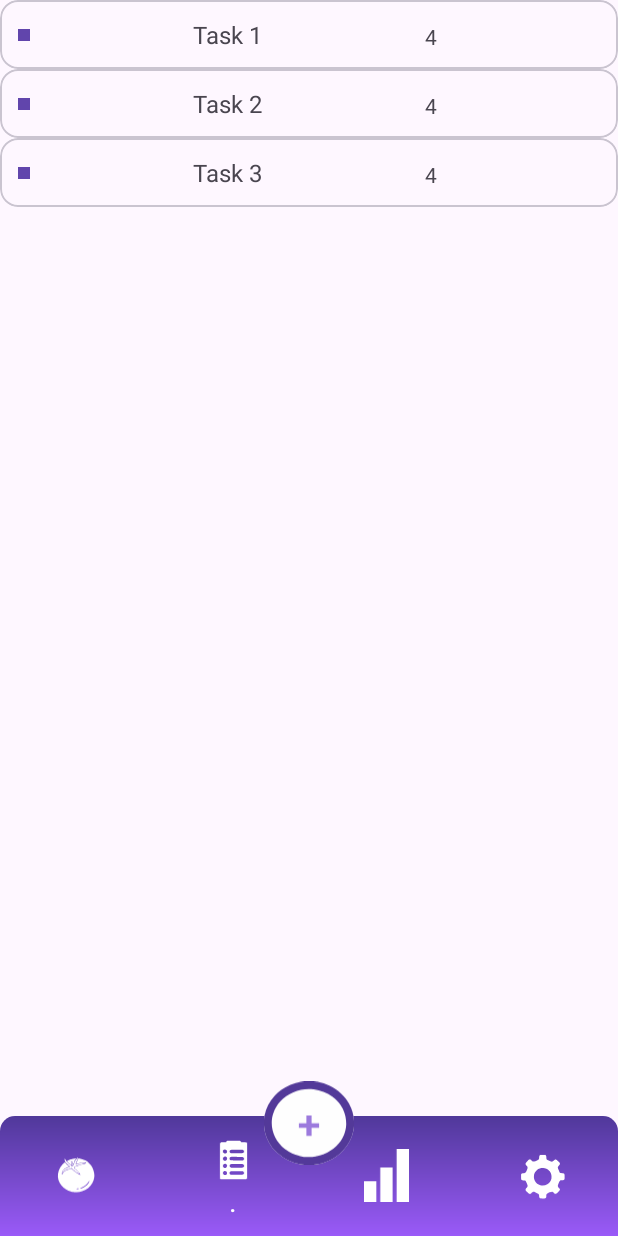
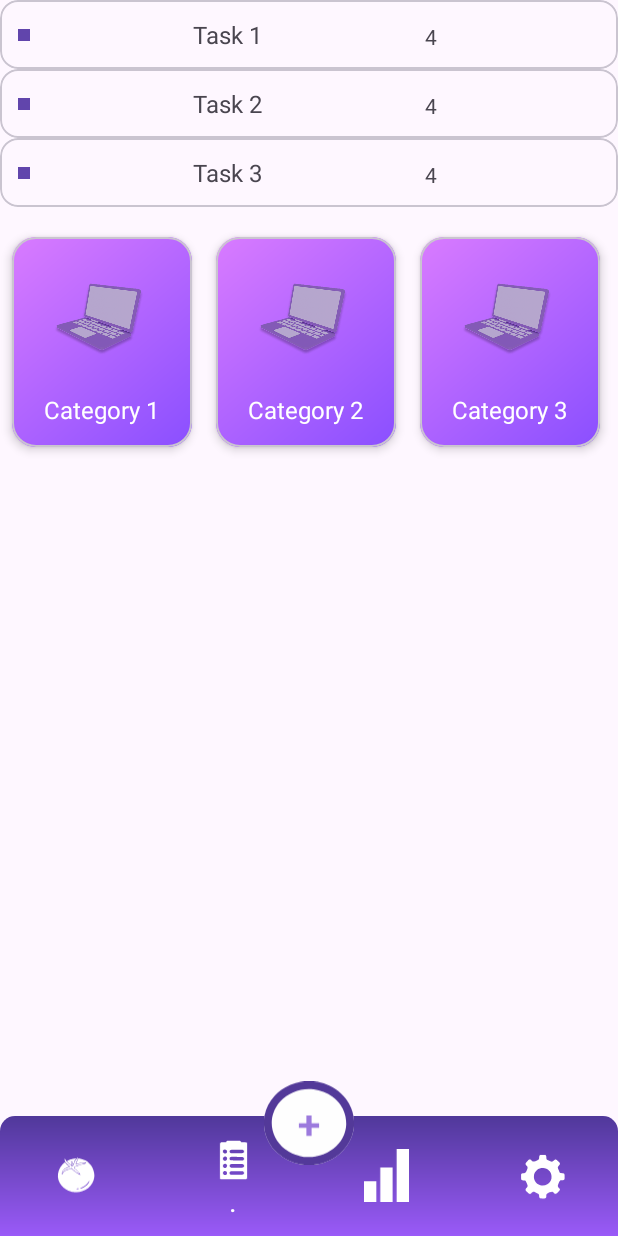
Before and after one commit to ScarlettRed6/pomodoro-timer, an Android app: the TaskFragment screen opened through its navigation route, on a phone screen of 412 x 824 dp. Run offline under Robolectric (Android 15) with nearby library versions, the phone set to English and light mode, and no system bars; our stand-ins replace data binding, navigation-ui.

Commit message:
Modified: TaskFragment,TaskAdapter,TaskViewModel,fragment_task, Feat: view Category list

```diff
--- /dev/null
+++ b/app/src/main/java/com/example/pomodoro_timer/model/CategoryModel.java
@@ -0,0 +1,32 @@
+package com.example.pomodoro_timer.model;
+
+public class CategoryModel {
+
+    //Fields
+    private String categoryTitle;
+    private String icon;
+
+    //Constructor
+    public CategoryModel(String categoryTitle, String icon){
+        this.categoryTitle = categoryTitle;
+        this.icon = icon;
+    }
+
+    //Getters and Setters
+    public String getCategoryTitle(){
+        return categoryTitle;
+    }
+
+    public String getIcon(){
+        return icon;
+    }
+
+    public void setCategoryTitle(String categoryTitle){
+        this.categoryTitle = categoryTitle;
+    }
+
+    public void setIcon(String icon){
+        this.icon = icon;
+    }
+
+}
--- a/app/src/main/java/com/example/pomodoro_timer/ui/fragments/TaskFragment.java
+++ b/app/src/main/java/com/example/pomodoro_timer/ui/fragments/TaskFragment.java
@@ -29,13 +29,16 @@ public class TaskFragment extends Fragment {
         binding.setTaskVM(taskVM);
         binding.setLifecycleOwner(this);
 
+        //Initialize tasks and categories, it populates the lists
         taskVM.initializeTasks();
+        taskVM.initializeCategories();
 
-        //If you want horizontal scroll
-        //binding.taskRecyclerViewId.setLayoutManager(new LinearLayoutManager(getContext(), LinearLayoutManager.HORIZONTAL, false));
-
+        //For task recycler view
         binding.taskRecyclerViewId.setLayoutManager(new LinearLayoutManager(getContext()));
         binding.taskRecyclerViewId.setAdapter(taskVM.getAdapter());
+        //For category recycler view
+        binding.categoryRecyclerViewId.setLayoutManager(new LinearLayoutManager(getContext(), LinearLayoutManager.HORIZONTAL, false));
+        binding.categoryRecyclerViewId.setAdapter(taskVM.getCategoryAdapter());
 
         return binding.getRoot();
     }
--- /dev/null
+++ b/app/src/main/java/com/example/pomodoro_timer/utils/adapter/CategoryAdapter.java
@@ -0,0 +1,57 @@
+package com.example.pomodoro_timer.utils.adapter;
+
+import android.util.Log;
+import android.view.LayoutInflater;
+import android.view.ViewGroup;
+
+import androidx.annotation.NonNull;
+import androidx.recyclerview.widget.RecyclerView;
+
+import com.example.pomodoro_timer.databinding.ItemCategoryBinding;
+import com.example.pomodoro_timer.model.CategoryModel;
+
+import java.util.ArrayList;
+import java.util.List;
+
+public class CategoryAdapter extends RecyclerView.Adapter<CategoryAdapter.CategoryViewHolder> {
+
+    //Fields
+    private List<CategoryModel> categoryList = new ArrayList<>();
+
+    public void setCategoryList(List<CategoryModel> categories){
+        this.categoryList = categories;
+        //Log.d("CategoryAdapter", "TEST SET CATEGORY LIST!");
+    }
+
+    @NonNull
+    @Override
+    public CategoryViewHolder onCreateViewHolder(@NonNull ViewGroup parent, int viewType) {
+        ItemCategoryBinding binding = ItemCategoryBinding.inflate(LayoutInflater.from(parent.getContext()), parent, false);
+        return new CategoryViewHolder(binding);
+    }
+
+    @Override
+    public void onBindViewHolder(@NonNull CategoryViewHolder holder, int position) {
+        holder.bind(categoryList.get(position));
+    }
+
+    @Override
+    public int getItemCount() {
+        return categoryList.size();
+    }
+
+    public static class CategoryViewHolder extends RecyclerView.ViewHolder{
+        private ItemCategoryBinding binding;
+
+        public CategoryViewHolder(ItemCategoryBinding binding){
+            super(binding.getRoot());
+            this.binding = binding;
+        }
+
+        public void bind(CategoryModel category){
+            binding.setCategoryModel(category);
+            binding.executePendingBindings();
+        }
+    }//End of setCategoryList method
+
+}
--- a/app/src/main/java/com/example/pomodoro_timer/utils/adapter/TaskAdapter.java
+++ b/app/src/main/java/com/example/pomodoro_timer/utils/adapter/TaskAdapter.java
@@ -15,7 +15,8 @@ import java.util.List;
 
 public class TaskAdapter extends RecyclerView.Adapter<TaskAdapter.TaskViewHolder> {
 
-   private List<TaskModel> taskList;
+    //Fields
+   private List<TaskModel> taskList = new ArrayList<>();
 
    //This sets the list
    public void setTasks(List<TaskModel> tasks){
--- a/app/src/main/java/com/example/pomodoro_timer/viewmodels/TaskViewModel.java
+++ b/app/src/main/java/com/example/pomodoro_timer/viewmodels/TaskViewModel.java
@@ -6,7 +6,9 @@ import androidx.lifecycle.LiveData;
 import androidx.lifecycle.MutableLiveData;
 import androidx.lifecycle.ViewModel;
 
+import com.example.pomodoro_timer.model.CategoryModel;
 import com.example.pomodoro_timer.model.TaskModel;
+import com.example.pomodoro_timer.utils.adapter.CategoryAdapter;
 import com.example.pomodoro_timer.utils.adapter.TaskAdapter;
 
 import java.util.ArrayList;
@@ -16,8 +18,11 @@ public class TaskViewModel extends ViewModel {
 
     //Fields
     private List<TaskModel> testTasks;
+    private List<CategoryModel> testCategories;
+    private CategoryAdapter categoryAdapter = new CategoryAdapter();
     private TaskAdapter adapter = new TaskAdapter();
     private MutableLiveData<List<TaskModel>> taskList = new MutableLiveData<>(new ArrayList<>());
+    private MutableLiveData<List<CategoryModel>> categoryList = new MutableLiveData<>(new ArrayList<>());
 
     //Getters and Setters
     public LiveData<List<TaskModel>> getTaskList(){
@@ -25,6 +30,12 @@ public class TaskViewModel extends ViewModel {
     }
     public TaskAdapter getAdapter(){
         return adapter;
+    }
+    public LiveData<List<CategoryModel>> getCategoryList(){
+        return categoryList;
+    }
+    public CategoryAdapter getCategoryAdapter(){
+        return categoryAdapter;
     }
 
     //THIS IS FOR TESTING PURPOSES ONLY
@@ -40,6 +51,15 @@ public class TaskViewModel extends ViewModel {
 
         Log.d("TaskViewModel", "TEST INITIALIZE TASK!");
     }
+    public void initializeCategories(){
+        testCategories = new ArrayList<>();
+        testCategories.add(new CategoryModel("Category 1", "Category Icon 1"));
+        testCategories.add(new CategoryModel("Category 2", "Category Icon 2"));
+        testCategories.add(new CategoryModel("Category 3", "Category Icon 3"));
+
+        categoryList.setValue(testCategories);
+        categoryAdapter.setCategoryList(testCategories);
+    }
 
     public void addTask(TaskModel task){
         testTasks.add(task);
@@ -47,4 +67,10 @@ public class TaskViewModel extends ViewModel {
         adapter.setTasks(testTasks);
     }
 
+    public void addCategory(CategoryModel category){
+        testCategories.add(category);
+        categoryList.setValue(testCategories);
+        categoryAdapter.setCategoryList(testCategories);
+    }
+
 }
--- /dev/null
+++ b/app/src/main/res/drawable/background_gradient_purple.xml
@@ -0,0 +1,8 @@
+<?xml version="1.0" encoding="utf-8"?>
+<shape xmlns:android="http://schemas.android.com/apk/res/android">
+    <gradient
+        android:type="linear"
+        android:angle="135"
+        android:startColor="#8A4FFF"
+        android:endColor="#D97BFF" />
+</shape>
--- a/app/src/main/res/layout/fragment_task.xml
+++ b/app/src/main/res/layout/fragment_task.xml
@@ -14,11 +14,18 @@
         <androidx.recyclerview.widget.RecyclerView
             android:id="@+id/task_recycler_view_id"
             android:layout_width="match_parent"
-            android:layout_height="0dp"
+            android:layout_height="150dp"
             app:layout_constraintStart_toStartOf="parent"
             app:layout_constraintEnd_toEndOf="parent"
-            app:layout_constraintTop_toTopOf="parent"
-            app:layout_constraintBottom_toBottomOf="parent" />
+            app:layout_constraintTop_toTopOf="parent" />
+
+        <androidx.recyclerview.widget.RecyclerView
+            android:id="@+id/category_recycler_view_id"
+            android:layout_width="match_parent"
+            android:layout_height="180dp"
+            app:layout_constraintStart_toStartOf="parent"
+            app:layout_constraintEnd_toEndOf="parent"
+            app:layout_constraintTop_toBottomOf="@+id/task_recycler_view_id"/>
 
     </androidx.constraintlayout.widget.ConstraintLayout>
 
--- /dev/null
+++ b/app/src/main/res/layout/item_category.xml
@@ -0,0 +1,52 @@
+<?xml version="1.0" encoding="utf-8"?>
+<layout xmlns:android="http://schemas.android.com/apk/res/android"
+    xmlns:app="http://schemas.android.com/apk/res-auto">
+
+    <data>
+        <variable
+            name="categoryModel"
+            type="com.example.pomodoro_timer.model.CategoryModel" />
+    </data>
+
+    <com.google.android.material.card.MaterialCardView
+        android:layout_width="120dp"
+        android:layout_height="140dp"
+        android:layout_margin="8dp"
+        app:cardCornerRadius="16dp"
+        app:cardElevation="4dp">
+
+
+        <androidx.constraintlayout.widget.ConstraintLayout
+            android:layout_width="match_parent"
+            android:layout_height="match_parent"
+            android:background="@drawable/background_gradient_purple">
+
+            <ImageView
+                android:id="@+id/category_icon_id"
+                android:layout_width="80dp"
+                android:layout_height="80dp"
+                android:layout_marginTop="16dp"
+                android:src="@drawable/ic_category_laptop"
+                android:contentDescription="@string/category_icon"
+                app:layout_constraintTop_toTopOf="parent"
+                app:layout_constraintStart_toStartOf="parent"
+                app:layout_constraintEnd_toEndOf="parent" />
+
+            <TextView
+                android:id="@+id/category_title_id"
+                android:layout_width="wrap_content"
+                android:layout_height="wrap_content"
+                android:layout_marginTop="8dp"
+                android:text="@{categoryModel.categoryTitle}"
+                android:textColor="@android:color/white"
+                android:textSize="16sp"
+                app:layout_constraintTop_toBottomOf="@+id/category_icon_id"
+                app:layout_constraintStart_toStartOf="parent"
+                app:layout_constraintEnd_toEndOf="parent" />
+
+        </androidx.constraintlayout.widget.ConstraintLayout>
+
+    </com.google.android.material.card.MaterialCardView>
+
+
+</layout>
--- a/app/src/main/res/values/strings.xml
+++ b/app/src/main/res/values/strings.xml
@@ -31,5 +31,6 @@
     <!-- Image views or others content descriptions -->
     <string name="start_resume_pause_btn">Start or Resume or Pause button</string>
     <string name="add_task_category_btn">Add task or category button</string>
+    <string name="category_icon">Category icon</string>
 
 </resources>
```
Also changed, not shown: app/src/main/res/drawable/ic_category_laptop.png (added).
